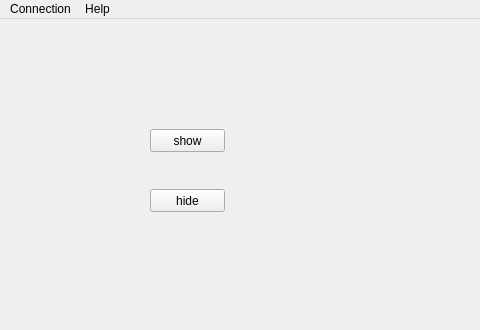
Qt form runtime/client/client.ui (vopl/r3) before a commit; both pictures show x 0 to 480 and y 0 to 330 of the 612 by 442 pixel window.
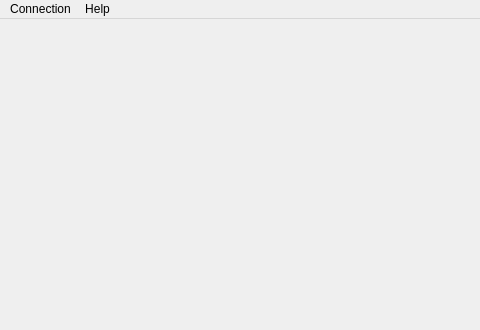
The same form after that commit.

Diff of the .ui file:
```diff
--- a/runtime/client/client.ui
+++ b/runtime/client/client.ui
@@ -10,37 +10,16 @@
     <height>442</height>
    </rect>
   </property>
+  <property name="sizePolicy">
+   <sizepolicy hsizetype="Minimum" vsizetype="Minimum">
+    <horstretch>0</horstretch>
+    <verstretch>0</verstretch>
+   </sizepolicy>
+  </property>
   <property name="windowTitle">
    <string>Client</string>
   </property>
-  <widget class="QWidget" name="centralWidget">
-   <widget class="QPushButton" name="pushButton_show">
-    <property name="geometry">
-     <rect>
-      <x>150</x>
-      <y>110</y>
-      <width>75</width>
-      <height>23</height>
-     </rect>
-    </property>
-    <property name="text">
-     <string>show</string>
-    </property>
-   </widget>
-   <widget class="QPushButton" name="pushButton_hide">
-    <property name="geometry">
-     <rect>
-      <x>150</x>
-      <y>170</y>
-      <width>75</width>
-      <height>23</height>
-     </rect>
-    </property>
-    <property name="text">
-     <string>hide</string>
-    </property>
-   </widget>
-  </widget>
+  <widget class="QWidget" name="centralWidget"/>
   <widget class="QMenuBar" name="menuBar">
    <property name="geometry">
     <rect>
```
